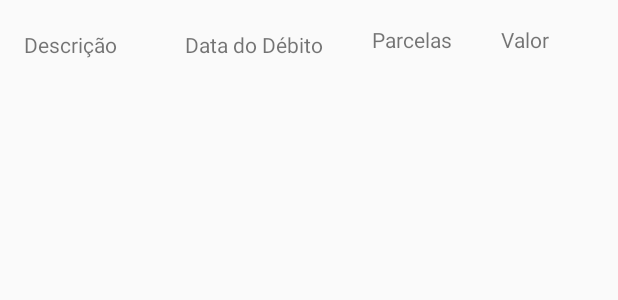
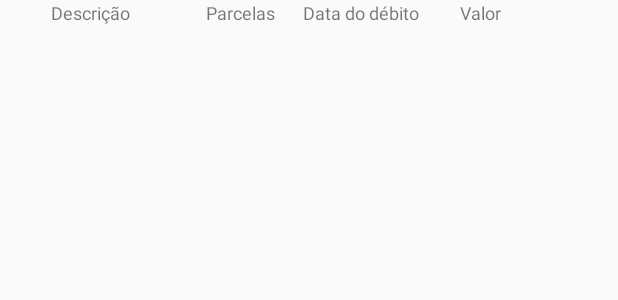
Before and after one commit to henriquerocha2004/quemmedeve, an Android app: the layout fields_list_view_cliente.xml on its own in the app's theme, with its tools: preview values and no code run, on a phone screen of 412 x 824 dp. Shown: the top 300 px of the screen. Run offline under Robolectric (Android 15) with nearby library versions, the phone set to English and light mode, and no system bars; Roboto replaces fonts that are not available here.

Commit message:
Ajustes na tela de lista de debitos do cliente

```diff
--- a/app/src/main/res/layout/fields_list_view_cliente.xml
+++ b/app/src/main/res/layout/fields_list_view_cliente.xml
@@ -1,85 +1,50 @@
-<android.support.constraint.ConstraintLayout xmlns:android="http://schemas.android.com/apk/res/android"
-    xmlns:app="http://schemas.android.com/apk/res-auto"
-    xmlns:tools="http://schemas.android.com/tools"
+<GridLayout xmlns:android="http://schemas.android.com/apk/res/android"
     android:layout_width="match_parent"
-    android:layout_height="match_parent">
+    android:layout_height="match_parent"
+    android:columnCount="4"
+    android:rowCount="2" >
 
 
     <TextView
         android:id="@+id/desc_debt"
-        android:layout_width="94dp"
-        android:layout_height="20dp"
-        android:layout_gravity="fill_horizontal"
-        android:layout_marginStart="8dp"
-        android:layout_marginLeft="8dp"
-        android:layout_marginTop="8dp"
-        android:layout_marginEnd="8dp"
-        android:layout_marginRight="8dp"
-        android:layout_marginBottom="8dp"
+        android:layout_width="120dp"
+        android:layout_height="30dp"
+        android:layout_gravity="center"
         android:text="Descrição"
-        app:layout_constraintBottom_toBottomOf="parent"
-        app:layout_constraintEnd_toEndOf="parent"
-        app:layout_constraintHorizontal_bias="0.026"
-        app:layout_constraintStart_toStartOf="parent"
-        app:layout_constraintTop_toTopOf="parent"
-        app:layout_constraintVertical_bias="0.015" />
+        android:textAlignment="center"
+        android:textSize="12sp" />
+
+    <TextView
+        android:id="@+id/debt_split"
+        android:layout_width="80dp"
+        android:layout_height="30dp"
+        android:layout_gravity="center"
+        android:text="Parcelas"
+        android:textAlignment="center"
+        android:textSize="12sp" />
+
+    <TextView
+        android:id="@+id/date_debt"
+        android:layout_width="80dp"
+        android:layout_height="30dp"
+        android:layout_row="0"
+        android:layout_column="2"
+        android:layout_gravity="center"
+        android:text="Data do débito"
+        android:textAlignment="center"
+        android:textSize="12sp" />
 
     <TextView
         android:id="@+id/debt_value"
-        android:layout_width="36dp"
-        android:layout_height="22dp"
+        android:layout_width="80dp"
+        android:layout_height="30dp"
+        android:layout_gravity="left"
+        android:text="Valor"
+        android:textAlignment="center"
+        android:textSize="12sp"
         android:layout_row="0"
-        android:layout_column="7"
-        android:layout_marginStart="8dp"
-        android:layout_marginLeft="8dp"
-        android:layout_marginTop="8dp"
-        android:layout_marginEnd="8dp"
-        android:layout_marginRight="8dp"
-        android:layout_marginBottom="8dp"
-        android:text="Valor"
-        app:layout_constraintBottom_toBottomOf="parent"
-        app:layout_constraintEnd_toEndOf="parent"
-        app:layout_constraintHorizontal_bias="0.905"
-        app:layout_constraintStart_toStartOf="parent"
-        app:layout_constraintTop_toTopOf="parent"
-        app:layout_constraintVertical_bias="0.011" />
+        android:layout_column="3" />
 
-    <TextView
-        android:id="@+id/date_debt"
-        android:layout_width="96dp"
-        android:layout_height="22dp"
-        android:layout_row="0"
-        android:layout_column="5"
-        android:layout_marginStart="8dp"
-        android:layout_marginLeft="8dp"
-        android:layout_marginEnd="8dp"
-        android:layout_marginRight="8dp"
-        android:text="Data do Débito"
-        app:layout_constraintBottom_toBottomOf="parent"
-        app:layout_constraintEnd_toEndOf="parent"
-        app:layout_constraintHorizontal_bias="0.384"
-        app:layout_constraintStart_toStartOf="parent"
-        app:layout_constraintTop_toTopOf="parent"
-        app:layout_constraintVertical_bias="0.025" />
 
-    <TextView
-        android:id="@+id/debt_split"
-        android:layout_width="wrap_content"
-        android:layout_height="23dp"
-        android:layout_row="0"
-        android:layout_column="6"
-        android:layout_marginStart="8dp"
-        android:layout_marginLeft="8dp"
-        android:layout_marginTop="8dp"
-        android:layout_marginEnd="8dp"
-        android:layout_marginRight="8dp"
-        android:layout_marginBottom="8dp"
-        android:text="Parcelas"
-        app:layout_constraintBottom_toBottomOf="parent"
-        app:layout_constraintEnd_toEndOf="parent"
-        app:layout_constraintHorizontal_bias="0.7"
-        app:layout_constraintStart_toStartOf="parent"
-        app:layout_constraintTop_toTopOf="parent"
-        app:layout_constraintVertical_bias="0.011" />
 
-</android.support.constraint.ConstraintLayout>
+</GridLayout>
```
Also changed, not shown: app/src/main/java/com/jml/quemmedeve/ShowDebtors.java (+15 -8 lines), app/src/main/java/com/jml/quemmedeve/controllers/ClienteController.java (+5 -6 lines), app/src/main/res/layout/show_debtor.xml (+80 -4 lines).
